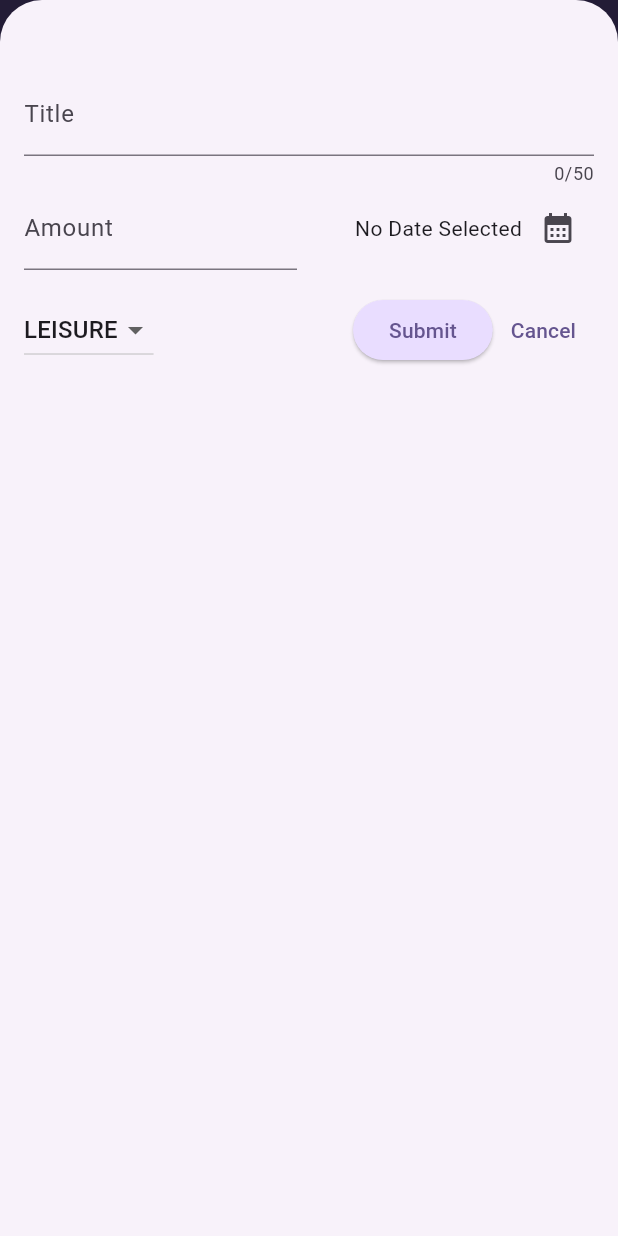
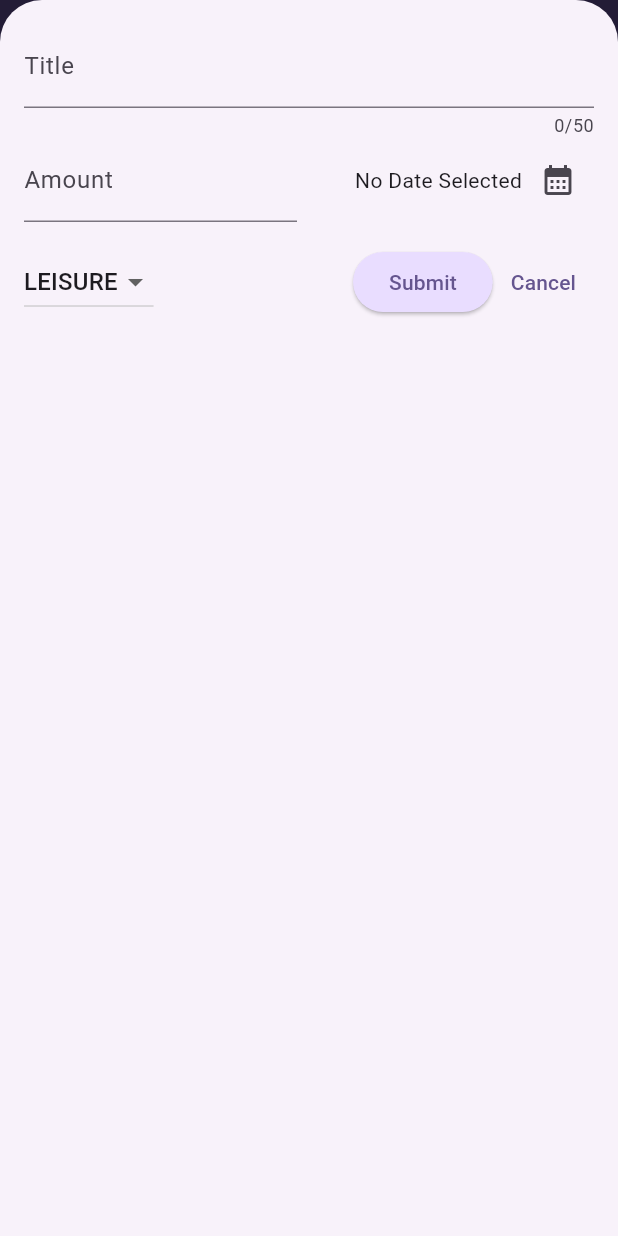
Before and after one commit to prabeshkunwar12/expenses_tracker, a Flutter app: the screen it shows after launch, after a tap on the "add" icon, on a phone screen of 412 x 824 dp. Run offline on Flutter 3.47's test engine with Material 3 defaults, Android fonts, the phone set to English and light mode, and no system bars.

Commit message:
responsive home and add expense

```diff
--- a/lib/main.dart
+++ b/lib/main.dart
@@ -1,6 +1,7 @@
 import 'package:flutter/material.dart';
 
 import 'package:expense_tracker/widgets/expenses.dart';
+// import 'package:flutter/services.dart';
 
 var kColorScheme = ColorScheme.fromSeed(
   seedColor: const Color.fromARGB(255, 96, 59, 181),
@@ -12,6 +13,10 @@ var kDarkColorScheme = ColorScheme.fromSeed(
 );
 
 void main() {
+  // WidgetsFlutterBinding.ensureInitialized();
+  // SystemChrome.setPreferredOrientations([
+  //   DeviceOrientation.portraitUp,
+  // ]).then((fn) {
   runApp(
     MaterialApp(
       darkTheme: ThemeData.dark().copyWith(
@@ -60,4 +65,5 @@ void main() {
       home: const Expenses(),
     ),
   );
+  // });
 }
--- a/lib/widgets/expenses.dart
+++ b/lib/widgets/expenses.dart
@@ -32,6 +32,7 @@ class _ExpensesState extends State<Expenses> {
 
   void _openAddExpenseOverlay() {
     showModalBottomSheet(
+      useSafeArea: true,
       isScrollControlled: true,
       context: context,
       builder: (ctx) => NewExpense(onAddExpense: _addExpense),
@@ -68,6 +69,7 @@ class _ExpensesState extends State<Expenses> {
 
   @override
   Widget build(BuildContext context) {
+    double deviceWidth = MediaQuery.of(context).size.width;
     Widget mainContent = const Center(
       child: Text('No expenses found. Start adding some!'),
     );
@@ -89,9 +91,20 @@ class _ExpensesState extends State<Expenses> {
           ),
         ],
       ),
-      body: Column(
+      body: deviceWidth < 600
+          ? Column(
               children: [
                 Chart(expenses: _registeredExpenses),
+                Expanded(
+                  child: mainContent,
+                ),
+              ],
+            )
+          : Row(
+              children: [
+                Expanded(
+                  child: Chart(expenses: _registeredExpenses),
+                ),
                 Expanded(
                   child: mainContent,
                 ),
--- a/lib/widgets/new_expense.dart
+++ b/lib/widgets/new_expense.dart
@@ -1,4 +1,7 @@
+import 'dart:io';
+
 import 'package:expense_tracker/models/expense.dart';
+import 'package:flutter/cupertino.dart';
 import 'package:flutter/material.dart';
 import 'package:expense_tracker/tools.dart';
 
@@ -19,13 +22,25 @@ class _NewExpenseState extends State<NewExpense> {
   DateTime? _selectedDate;
   Category _selectedCategory = Category.leisure;
 
-  void _submitExpenseData() {
-    final enteredAmount = double.tryParse(_amountController.text);
-    final amountIsinvalid = enteredAmount == null || enteredAmount <= 0;
-    if (_titleController.text.trim().isEmpty ||
-        amountIsinvalid ||
-        _selectedDate == null) {
-      showDialog(
+  void _showDialog() {
+    Platform.isIOS
+        ? showCupertinoDialog(
+            context: context,
+            builder: (ctx) => AlertDialog(
+              title: const Text('Invalid Input'),
+              content: const Text(
+                  'Please make sure a calid title, amount, date and category was entered.'),
+              actions: [
+                TextButton(
+                  onPressed: () {
+                    Navigator.pop(ctx);
+                  },
+                  child: const Text('Okay'),
+                ),
+              ],
+            ),
+          )
+        : showDialog(
             context: context,
             builder: (ctx) => AlertDialog(
               title: const Text('Invalid Input'),
@@ -41,6 +56,15 @@ class _NewExpenseState extends State<NewExpense> {
               ],
             ),
           );
+  }
+
+  void _submitExpenseData() {
+    final enteredAmount = double.tryParse(_amountController.text);
+    final amountIsinvalid = enteredAmount == null || enteredAmount <= 0;
+    if (_titleController.text.trim().isEmpty ||
+        amountIsinvalid ||
+        _selectedDate == null) {
+      _showDialog();
       return;
     }
     Expense expense = Expense(
@@ -74,32 +98,24 @@ class _NewExpenseState extends State<NewExpense> {
 
   @override
   Widget build(BuildContext context) {
-    return Padding(
-      padding: const EdgeInsets.fromLTRB(16, 48, 16, 16),
-      child: Column(
-        children: [
-          TextField(
+    final keyboardSpace = MediaQuery.of(context).viewInsets.bottom;
+
+    Widget titleField = TextField(
       controller: _titleController,
       maxLength: 50,
       decoration: const InputDecoration(label: Text('Title')),
-          ),
-          Row(
-            children: [
-              Expanded(
-                child: TextField(
+    );
+
+    Widget amountField = TextField(
       controller: _amountController,
       keyboardType: TextInputType.number,
       decoration: const InputDecoration(
         prefixText: '\$',
         label: Text('Amount'),
       ),
-                ),
-              ),
-              const SizedBox(
-                width: 16,
-              ),
-              Expanded(
-                child: Row(
+    );
+
+    Widget datePicker = Row(
       mainAxisAlignment: MainAxisAlignment.end,
       crossAxisAlignment: CrossAxisAlignment.center,
       children: [
@@ -113,16 +129,20 @@ class _NewExpenseState extends State<NewExpense> {
           ),
         ),
       ],
-                ),
-              ),
-            ],
-          ),
-          const SizedBox(
-            height: 16,
-          ),
-          Row(
-            children: [
-              DropdownButton(
+    );
+
+    Widget submitButton = ElevatedButton(
+      onPressed: _submitExpenseData,
+      child: const Text('Submit'),
+    );
+    Widget cancelButton = TextButton(
+      onPressed: () {
+        Navigator.pop(context);
+      },
+      child: const Text('Cancel'),
+    );
+
+    Widget categorySelector = DropdownButton(
       value: _selectedCategory,
       items: Category.values
           .map(
@@ -137,22 +157,84 @@ class _NewExpenseState extends State<NewExpense> {
           if (value == null) return;
           _selectedCategory = value;
         });
-                  }),
+      },
+    );
+
+    return LayoutBuilder(builder: (ctx, constraints) {
+      final width = constraints.maxWidth;
+
+      return SizedBox(
+        height: double.infinity,
+        child: SingleChildScrollView(
+          child: Padding(
+            padding: EdgeInsets.fromLTRB(16, 16, 16, keyboardSpace + 16),
+            child: Column(
+              children: [
+                width < 600
+                    ? titleField
+                    : Row(
+                        crossAxisAlignment: CrossAxisAlignment.start,
+                        children: [
+                          Expanded(
+                            child: titleField,
+                          ),
+                          const SizedBox(
+                            width: 24,
+                          ),
+                          Expanded(
+                            child: amountField,
+                          ),
+                        ],
+                      ),
+                width < 600
+                    ? Row(
+                        children: [
+                          Expanded(
+                            child: amountField,
+                          ),
+                          const SizedBox(
+                            width: 16,
+                          ),
+                          Expanded(
+                            child: datePicker,
+                          ),
+                        ],
+                      )
+                    : Row(
+                        children: [
+                          categorySelector,
+                          const SizedBox(
+                            width: 24,
+                          ),
+                          Expanded(
+                            child: datePicker,
+                          ),
+                        ],
+                      ),
+                const SizedBox(
+                  height: 16,
+                ),
+                width < 600
+                    ? Row(
+                        children: [
+                          categorySelector,
                           const Spacer(),
-              ElevatedButton(
-                onPressed: _submitExpenseData,
-                child: const Text('Submit'),
-              ),
-              TextButton(
-                onPressed: () {
-                  Navigator.pop(context);
-                },
-                child: const Text('Cancel'),
-              ),
+                          submitButton,
+                          cancelButton,
+                        ],
+                      )
+                    : Row(
+                        children: [
+                          const Spacer(),
+                          submitButton,
+                          cancelButton,
                         ],
                       ),
               ],
             ),
+          ),
+        ),
       );
+    });
   }
 }
```
Lines whose indentation alone changed are shown as unchanged.
